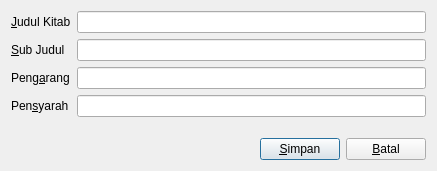
Old version of the form src/app/bookeditor.ui in the repository ffrz/post-streaming-app.
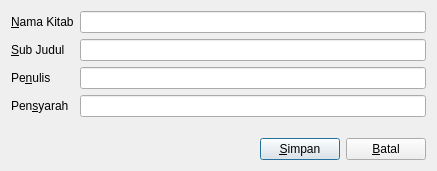
New version of the form.

Diff of the .ui file:
```diff
--- a/src/app/bookeditor.ui
+++ b/src/app/bookeditor.ui
@@ -19,7 +19,7 @@
      <item row="0" column="0">
       <widget class="QLabel" name="label">
        <property name="text">
-        <string>&amp;Judul Kitab</string>
+        <string>&amp;Nama Kitab</string>
        </property>
        <property name="buddy">
         <cstring>titleEdit</cstring>
@@ -45,7 +45,7 @@
      <item row="2" column="0">
       <widget class="QLabel" name="label_3">
        <property name="text">
-        <string>Peng&amp;arang</string>
+        <string>Pe&amp;nulis</string>
        </property>
        <property name="buddy">
         <cstring>authorsEdit</cstring>
```
